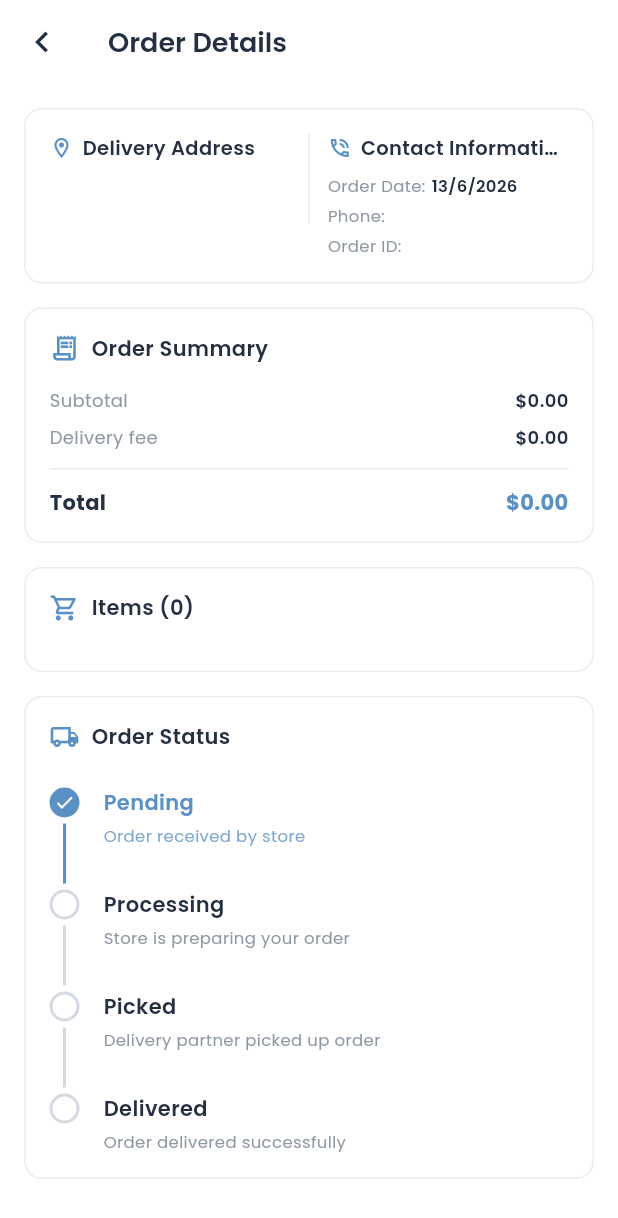
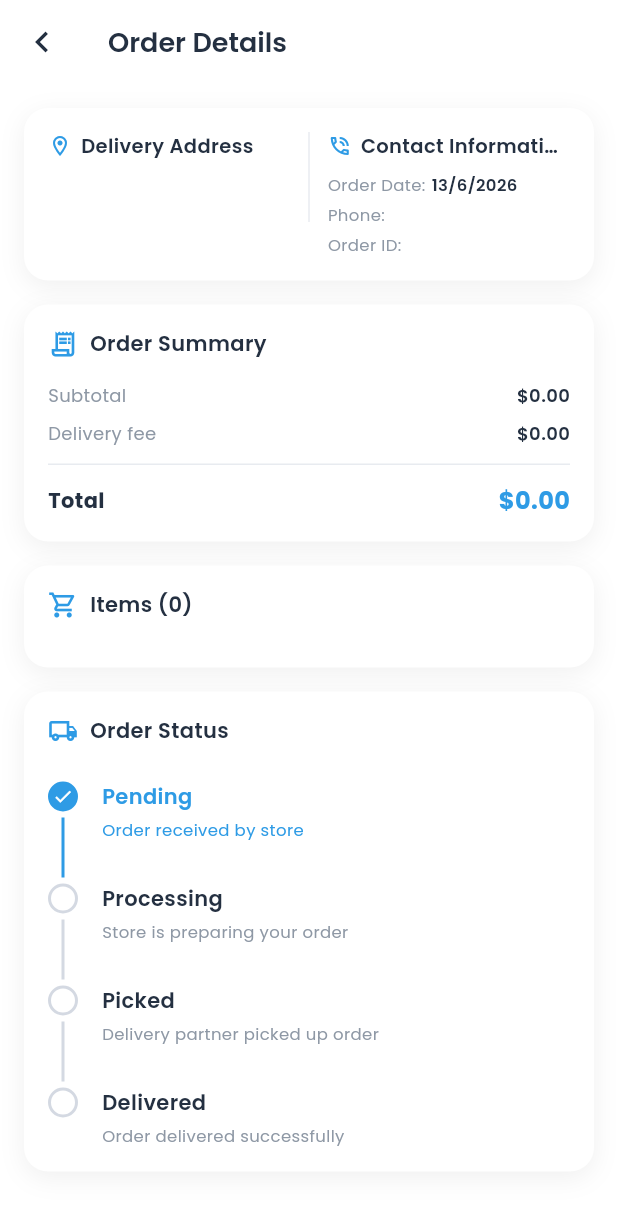
Before and after one commit to MKhalidHossain/flutter_najwafth_buyer, a Flutter app: the OrderDetailsPage screen opened directly with empty values, on a phone screen of 412 x 824 dp. Shown: the top 1218 px of the screen. Run offline on Flutter 3.47's test engine with Material 3 defaults, Android fonts, the phone set to English and light mode, and no system bars; our stand-ins replace dio, flutter_riverpod, image_picker, shared_preferences, smooth_page_indicator; accounts and stored records are empty.

Commit message:
feat(orders): redesign Orders UI to match Figma and fix cover/author data
Frontend (flutter_najwafth_buyer):
- Redesign order cards: real book cover, soft shadow, larger title,
  author + location rows, overlapping item thumbnails, prominent blue
  price block; extract _CoverImage/_StatusBadge/_ItemThumbnails widgets
- Tune order status pill colors (pending/processing/picked/delivered)
- Style filter chips: taller, larger text, blue gradient when selected
- Polish order details: floating shadow cards via shared _cardDecoration,
  brighter accent blue on icons/prices/total and active timeline steps
- Make review sheet fully functional: tappable 1-5 star rating, captured
  comment, validation, gradient Post button, returns ReviewResult; details
  page shows confirmation snackbar on submit
- BookItem.fromJson falls back to photos[0] when coverImage is empty
- Reduce order-card cover size (88 -> 72)
- Add top safe-area spacing to Orders/Cart/Profile (toolbarHeight) and Home
- Add review l10n keys (rateThisOrder, selectRating, reviewSubmitted)

Backend (backendnajwafth):
- order.controller.js: populate products with `title price author coverImage`
  instead of nonexistent `photos`, so order covers and author names load

Also: enable cleartext HTTP in Android debug manifest for local dev,
point dev baseUrl at the emulator host (10.0.2.2).

```diff
--- a/lib/core/config/app_config.dart
+++ b/lib/core/config/app_config.dart
@@ -29,14 +29,14 @@ final class AppConfig {
 
 String _defaultDevBaseUrl() {
   if (kIsWeb) {
-    return 'http://localhost:5001/api/v1';
+    return 'http://localhost:5002/api/v1';
   }
 
   return switch (defaultTargetPlatform) {
     // 10.0.2.2 = host machine's localhost as seen from the Android emulator.
     // For a physical Android device on the same Wi-Fi, use the Mac's LAN IP
     // instead (currently 10.10.26.113).
-    TargetPlatform.android => 'http://10.0.2.2:5001/api/v1',
-    _ => 'http://localhost:5001/api/v1',
+    TargetPlatform.android => 'http://10.0.2.2:5002/api/v1',
+    _ => 'http://localhost:5002/api/v1',
   };
 }
--- a/lib/core/localization/app_localizations.dart
+++ b/lib/core/localization/app_localizations.dart
@@ -282,6 +282,12 @@ class AppLocalizations {
   String get writeShortReview => isFrench
       ? 'Écrivez un court avis pour aider les autres lecteurs...'
       : 'Write a short review to help fellow books lovers...';
+  String get rateThisOrder =>
+      isFrench ? 'Évaluez cette commande' : 'Rate this order';
+  String get selectRating =>
+      isFrench ? 'Veuillez sélectionner une note.' : 'Please select a rating.';
+  String get reviewSubmitted =>
+      isFrench ? 'Merci pour votre avis !' : 'Thanks for your review!';
 
   String get requiredField => isFrench ? 'Ce champ' : 'This field';
   String requiredMessage(String label) =>
--- a/lib/features/home/presentation/widgets/home_tab.dart
+++ b/lib/features/home/presentation/widgets/home_tab.dart
@@ -52,7 +52,7 @@ class _HomeTabState extends ConsumerState<HomeTab> {
 
     return SafeArea(
       child: ListView(
-        padding: const EdgeInsets.fromLTRB(12, 8, 12, 16),
+        padding: const EdgeInsets.fromLTRB(12, 22, 12, 16),
         children: [
           Row(
             children: [
--- a/lib/features/order/presentation/pages/order_details_page.dart
+++ b/lib/features/order/presentation/pages/order_details_page.dart
@@ -4,8 +4,23 @@ import '../../../../core/localization/app_localizations.dart';
 import '../../domain/order_models.dart';
 import '../widgets/review_bottom_sheet.dart';
 
+/// Soft-shadowed white card used throughout the order details screen.
+BoxDecoration _cardDecoration({double radius = 16}) => BoxDecoration(
+  color: Colors.white,
+  borderRadius: BorderRadius.circular(radius),
+  boxShadow: [
+    BoxShadow(
+      color: Colors.black.withValues(alpha: 0.06),
+      blurRadius: 14,
+      offset: const Offset(0, 4),
+    ),
+  ],
+);
+
 class OrderDetailsPage extends StatelessWidget {
   const OrderDetailsPage({super.key, required this.order});
+
+  static const Color _accentBlue = Color(0xFF2E9BE5);
 
   final OrderModel order;
 
@@ -48,8 +63,8 @@ class OrderDetailsPage extends StatelessWidget {
       ),
       floatingActionButton: order.status == OrderStatus.delivered
           ? FloatingActionButton.extended(
-              onPressed: () => ReviewBottomSheet.show(context),
-              backgroundColor: const Color(0xFF5A91C4),
+              onPressed: () => _openReview(context),
+              backgroundColor: _accentBlue,
               icon: const Icon(Icons.rate_review, color: Colors.white),
               label: Text(
                 l10n.leaveAReview,
@@ -60,15 +75,25 @@ class OrderDetailsPage extends StatelessWidget {
     );
   }
 
+  Future<void> _openReview(BuildContext context) async {
+    final l10n = AppLocalizations.of(context);
+    final messenger = ScaffoldMessenger.of(context);
+    final result = await ReviewBottomSheet.show(
+      context,
+      reviewerName: order.customerName,
+    );
+    if (result != null) {
+      messenger.showSnackBar(
+        SnackBar(content: Text(l10n.reviewSubmitted)),
+      );
+    }
+  }
+
   Widget _buildDeliveryAndContact(BuildContext context) {
     final dateStr = '${order.createdAt.day}/${order.createdAt.month}/${order.createdAt.year}';
     return Container(
       padding: const EdgeInsets.all(16),
-      decoration: BoxDecoration(
-        color: Colors.white,
-        borderRadius: BorderRadius.circular(12),
-        border: Border.all(color: const Color(0xFFE8EBF0)),
-      ),
+      decoration: _cardDecoration(),
       child: Row(
         crossAxisAlignment: CrossAxisAlignment.start,
         children: [
@@ -78,7 +103,7 @@ class OrderDetailsPage extends StatelessWidget {
               children: [
                 Row(
                   children: [
-                    const Icon(Icons.location_on_outlined, size: 16, color: Color(0xFF5A91C4)),
+                    const Icon(Icons.location_on_outlined, size: 16, color: _accentBlue),
                     const SizedBox(width: 6),
                     Text(
                       AppLocalizations.of(context).deliveryAddress,
@@ -101,7 +126,7 @@ class OrderDetailsPage extends StatelessWidget {
               children: [
                 Row(
                   children: [
-                    const Icon(Icons.phone_in_talk_outlined, size: 16, color: Color(0xFF5A91C4)),
+                    const Icon(Icons.phone_in_talk_outlined, size: 16, color: _accentBlue),
                     const SizedBox(width: 6),
                     Expanded(
                       child: Text(
@@ -148,16 +173,12 @@ class OrderDetailsPage extends StatelessWidget {
   Widget _buildOrderSummary(BuildContext context) {
     return Container(
       padding: const EdgeInsets.all(16),
-      decoration: BoxDecoration(
-        color: Colors.white,
-        borderRadius: BorderRadius.circular(12),
-        border: Border.all(color: const Color(0xFFE8EBF0)),
-      ),
+      decoration: _cardDecoration(),
       child: Column(
         children: [
           Row(
             children: [
-              const Icon(Icons.receipt_long_outlined, size: 20, color: Color(0xFF5A91C4)),
+              const Icon(Icons.receipt_long_outlined, size: 20, color: _accentBlue),
               const SizedBox(width: 8),
               Text(
                 AppLocalizations.of(context).orderSummary,
@@ -182,7 +203,7 @@ class OrderDetailsPage extends StatelessWidget {
               ),
               Text(
                 '\$${order.total.toStringAsFixed(2)}',
-                style: const TextStyle(fontSize: 14, fontWeight: FontWeight.w700, color: Color(0xFF5A91C4)),
+                style: const TextStyle(fontSize: 16, fontWeight: FontWeight.w700, color: _accentBlue),
               ),
             ],
           ),
@@ -210,17 +231,13 @@ class OrderDetailsPage extends StatelessWidget {
   Widget _buildItemsList(BuildContext context) {
     return Container(
       padding: const EdgeInsets.all(16),
-      decoration: BoxDecoration(
-        color: Colors.white,
-        borderRadius: BorderRadius.circular(12),
-        border: Border.all(color: const Color(0xFFE8EBF0)),
-      ),
+      decoration: _cardDecoration(),
       child: Column(
         crossAxisAlignment: CrossAxisAlignment.start,
         children: [
           Row(
             children: [
-              const Icon(Icons.shopping_cart_outlined, size: 20, color: Color(0xFF5A91C4)),
+              const Icon(Icons.shopping_cart_outlined, size: 20, color: _accentBlue),
               const SizedBox(width: 8),
               Text(
                 AppLocalizations.of(context).itemsCount(order.items.length),
@@ -232,11 +249,7 @@ class OrderDetailsPage extends StatelessWidget {
           ...order.items.map((item) => Container(
                 margin: const EdgeInsets.only(bottom: 12),
                 padding: const EdgeInsets.all(12),
-                decoration: BoxDecoration(
-                  color: Colors.white,
-                  borderRadius: BorderRadius.circular(12),
-                  border: Border.all(color: const Color(0xFFE8EBF0)),
-                ),
+                decoration: _cardDecoration(radius: 12),
                 child: Row(
                   crossAxisAlignment: CrossAxisAlignment.start,
                   children: [
@@ -289,7 +302,7 @@ class OrderDetailsPage extends StatelessWidget {
                           const SizedBox(height: 6),
                           Row(
                             children: [
-                              const Icon(Icons.location_on_outlined, size: 14, color: Color(0xFF5A91C4)),
+                              const Icon(Icons.location_on_outlined, size: 14, color: _accentBlue),
                               const SizedBox(width: 4),
                               const Expanded(
                                 child: Text(
@@ -330,16 +343,16 @@ class OrderDetailsPage extends StatelessWidget {
                                 children: [
                                   Text(
                                     '\$ ${item.price.toStringAsFixed(2)}',
-                                    style: const TextStyle(fontSize: 14, fontWeight: FontWeight.w700, color: Color(0xFF5A91C4)),
+                                    style: const TextStyle(fontSize: 16, fontWeight: FontWeight.w700, color: _accentBlue),
                                   ),
                                   Text(
                                     AppLocalizations.of(context).itemCount(1),
-                                    style: TextStyle(fontSize: 10, fontWeight: FontWeight.w500, color: Color(0xFF5A91C4)),
+                                    style: const TextStyle(fontSize: 11, fontWeight: FontWeight.w500, color: _accentBlue),
                                   ),
                                 ],
                               ),
                               const SizedBox(width: 8),
-                              const Icon(Icons.chevron_right, size: 18, color: Color(0xFF5A91C4)),
+                              const Icon(Icons.chevron_right, size: 18, color: _accentBlue),
                             ],
                           ),
                         ],
@@ -362,17 +375,13 @@ class OrderDetailsPage extends StatelessWidget {
 
     return Container(
       padding: const EdgeInsets.all(16),
-      decoration: BoxDecoration(
-        color: Colors.white,
-        borderRadius: BorderRadius.circular(12),
-        border: Border.all(color: const Color(0xFFE8EBF0)),
-      ),
+      decoration: _cardDecoration(),
       child: Column(
         crossAxisAlignment: CrossAxisAlignment.start,
         children: [
           Row(
             children: [
-              const Icon(Icons.local_shipping_outlined, size: 20, color: Color(0xFF5A91C4)),
+              const Icon(Icons.local_shipping_outlined, size: 20, color: _accentBlue),
               const SizedBox(width: 8),
               Text(
                 l10n.orderStatus,
@@ -391,7 +400,7 @@ class OrderDetailsPage extends StatelessWidget {
   }
 
   Widget _buildTimelineItem(String title, String subtitle, {required bool isActive, required bool isLast}) {
-    final color = isActive ? const Color(0xFF5A91C4) : const Color(0xFFD4D9E2);
+    final color = isActive ? _accentBlue : const Color(0xFFD4D9E2);
     return Row(
       crossAxisAlignment: CrossAxisAlignment.start,
       children: [
@@ -430,7 +439,7 @@ class OrderDetailsPage extends StatelessWidget {
               const SizedBox(height: 4),
               Text(
                 subtitle,
-                style: TextStyle(fontSize: 11, color: isActive ? color.withOpacity(0.8) : const Color(0xFF8E98A5)),
+                style: TextStyle(fontSize: 11, color: isActive ? color : const Color(0xFF8E98A5)),
               ),
               if (!isLast) const SizedBox(height: 24),
             ],
```
Also changed, not shown: lib/features/home/domain/store_models.dart (+7 -1 lines), lib/features/order/domain/order_models.dart (+8 -8 lines), lib/features/order/presentation/widgets/order_card.dart (+159 -110 lines), lib/features/order/presentation/widgets/orders_tab.dart (+17 -7 lines), lib/features/order/presentation/widgets/review_bottom_sheet.dart (+164 -62 lines).
